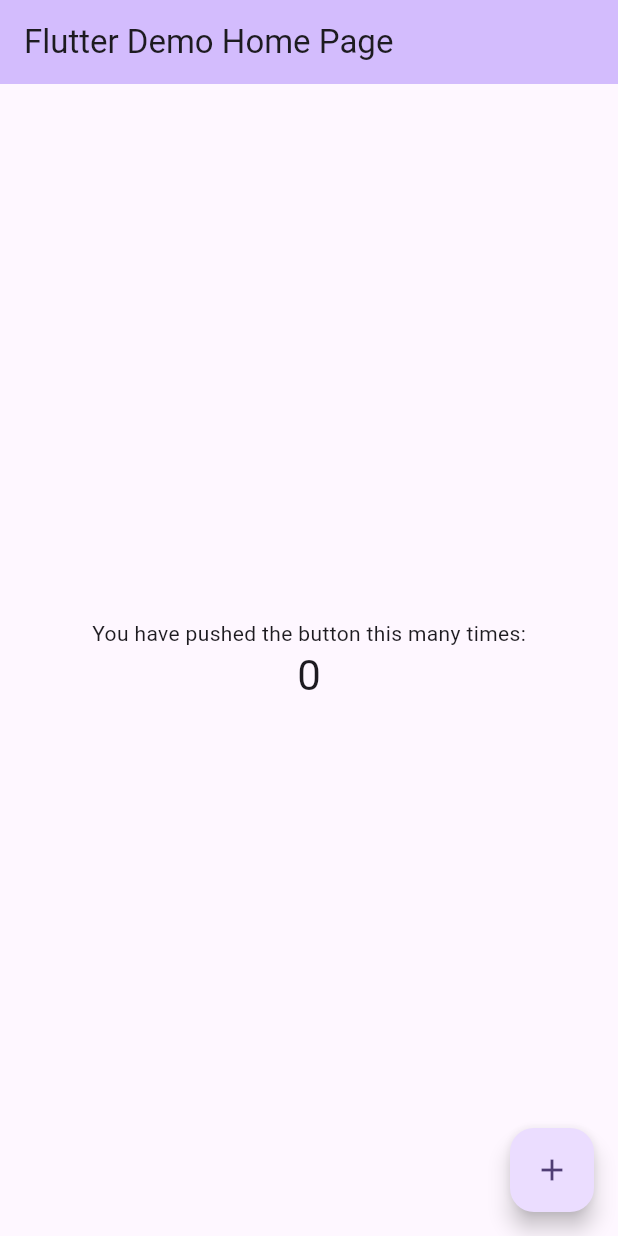
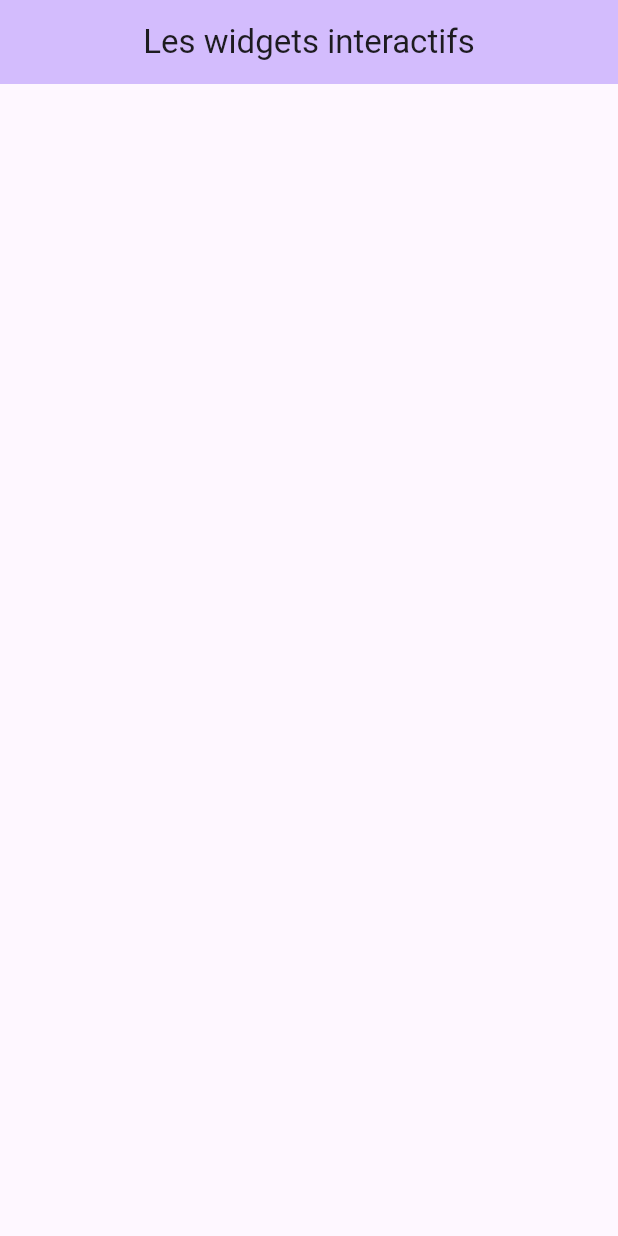
Before and after one commit to Felicitydev/flutter, a Flutter app: the screen it shows after launch, on a phone screen of 412 x 824 dp. Run offline on Flutter 3.47's test engine with Material 3 defaults, Android fonts, the phone set to English and light mode, and no system bars; our stand-ins replace sembast, shared_preferences; missing offline and left inert: encrypt.

Commit message:
[IMP] StatefullWidget

```diff
--- /dev/null
+++ b/interactives_widgets/lib/home_page.dart
@@ -0,0 +1,25 @@
+import 'package:flutter/material.dart';
+
+class HomePage extends StatefulWidget{
+  final String title;
+
+  const HomePage({super.key, required this.title});
+
+  @override
+  State<HomePage> createState() {
+    return _HomePageState();
+  }
+}
+
+class _HomePageState extends State<HomePage>{
+  @override
+  Widget build(BuildContext context) {
+    return Scaffold(
+      appBar: AppBar(
+        title: Text(widget.title),
+        centerTitle: true,
+        backgroundColor: Theme.of(context).colorScheme.inversePrimary,
+      ),
+    );
+  }
+}
--- a/interactives_widgets/lib/main.dart
+++ b/interactives_widgets/lib/main.dart
@@ -1,3 +1,4 @@
+import 'home_page.dart';
 import 'package:flutter/material.dart';
 
 void main() {
@@ -7,119 +8,16 @@ void main() {
 class MyApp extends StatelessWidget {
   const MyApp({super.key});
 
-  // This widget is the root of your application.
   @override
   Widget build(BuildContext context) {
     return MaterialApp(
       title: 'Flutter Demo',
+      debugShowCheckedModeBanner: false,
       theme: ThemeData(
-        // This is the theme of your application.
-        //
-        // TRY THIS: Try running your application with "flutter run". You'll see
-        // the application has a purple toolbar. Then, without quitting the app,
-        // try changing the seedColor in the colorScheme below to Colors.green
-        // and then invoke "hot reload" (save your changes or press the "hot
-        // reload" button in a Flutter-supported IDE, or press "r" if you used
-        // the command line to start the app).
-        //
-        // Notice that the counter didn't reset back to zero; the application
-        // state is not lost during the reload. To reset the state, use hot
-        // restart instead.
-        //
-        // This works for code too, not just values: Most code changes can be
-        // tested with just a hot reload.
         colorScheme: ColorScheme.fromSeed(seedColor: Colors.deepPurple),
         useMaterial3: true,
       ),
-      home: const MyHomePage(title: 'Flutter Demo Home Page'),
+      home: const HomePage(title: 'Les widgets interactifs'),
     );
   }
 }
-
-class MyHomePage extends StatefulWidget {
-  const MyHomePage({super.key, required this.title});
-
-  // This widget is the home page of your application. It is stateful, meaning
-  // that it has a State object (defined below) that contains fields that affect
-  // how it looks.
-
-  // This class is the configuration for the state. It holds the values (in this
-  // case the title) provided by the parent (in this case the App widget) and
-  // used by the build method of the State. Fields in a Widget subclass are
-  // always marked "final".
-
-  final String title;
-
-  @override
-  State<MyHomePage> createState() => _MyHomePageState();
-}
-
-class _MyHomePageState extends State<MyHomePage> {
-  int _counter = 0;
-
-  void _incrementCounter() {
-    setState(() {
-      // This call to setState tells the Flutter framework that something has
-      // changed in this State, which causes it to rerun the build method below
-      // so that the display can reflect the updated values. If we changed
-      // _counter without calling setState(), then the build method would not be
-      // called again, and so nothing would appear to happen.
-      _counter++;
-    });
-  }
-
-  @override
-  Widget build(BuildContext context) {
-    // This method is rerun every time setState is called, for instance as done
-    // by the _incrementCounter method above.
-    //
-    // The Flutter framework has been optimized to make rerunning build methods
-    // fast, so that you can just rebuild anything that needs updating rather
-    // than having to individually change instances of widgets.
-    return Scaffold(
-      appBar: AppBar(
-        // TRY THIS: Try changing the color here to a specific color (to
-        // Colors.amber, perhaps?) and trigger a hot reload to see the AppBar
-        // change color while the other colors stay the same.
-        backgroundColor: Theme.of(context).colorScheme.inversePrimary,
-        // Here we take the value from the MyHomePage object that was created by
-        // the App.build method, and use it to set our appbar title.
-        title: Text(widget.title),
-      ),
-      body: Center(
-        // Center is a layout widget. It takes a single child and positions it
-        // in the middle of the parent.
-        child: Column(
-          // Column is also a layout widget. It takes a list of children and
-          // arranges them vertically. By default, it sizes itself to fit its
-          // children horizontally, and tries to be as tall as its parent.
-          //
-          // Column has various properties to control how it sizes itself and
-          // how it positions its children. Here we use mainAxisAlignment to
-          // center the children vertically; the main axis here is the vertical
-          // axis because Columns are vertical (the cross axis would be
-          // horizontal).
-          //
-          // TRY THIS: Invoke "debug painting" (choose the "Toggle Debug Paint"
-          // action in the IDE, or press "p" in the console), to see the
-          // wireframe for each widget.
-          mainAxisAlignment: MainAxisAlignment.center,
-          children: <Widget>[
-            const Text(
-              'You have pushed the button this many times:',
-            ),
-            Text(
-              '$_counter',
-              style: Theme.of(context).textTheme.headlineMedium,
-            ),
-          ],
-        ),
-      ),
-      floatingActionButton: FloatingActionButton(
-        onPressed: _incrementCounter,
-        tooltip: 'Increment',
-        child: const Icon(Icons.add),
-      ), // This trailing comma makes auto-formatting nicer for build methods.
-    );
-  }
-}
```
